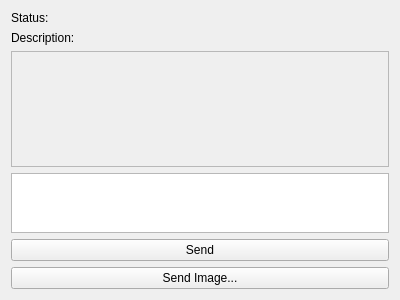
Old version of the form src/widgets/simplechattab.ui in the repository blizzard4591/openMittsu.
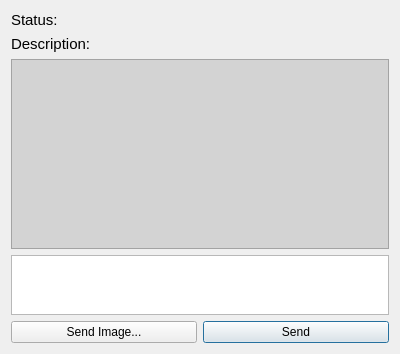
New version of the form. Custom widgets are drawn as their Qt base class.

Commit message: UI: send buttons are now aligned horizontally which saves space

```diff
--- a/src/widgets/simplechattab.ui
+++ b/src/widgets/simplechattab.ui
@@ -7,7 +7,7 @@
     <x>0</x>
     <y>0</y>
     <width>400</width>
-    <height>300</height>
+    <height>354</height>
    </rect>
   </property>
   <property name="windowTitle">
@@ -22,6 +22,11 @@
        <verstretch>0</verstretch>
       </sizepolicy>
      </property>
+     <property name="font">
+      <font>
+       <pointsize>11</pointsize>
+      </font>
+     </property>
      <property name="text">
       <string>Status:</string>
      </property>
@@ -38,6 +43,11 @@
        <verstretch>0</verstretch>
       </sizepolicy>
      </property>
+     <property name="font">
+      <font>
+       <pointsize>11</pointsize>
+      </font>
+     </property>
      <property name="text">
       <string>Description:</string>
      </property>
@@ -47,7 +57,11 @@
     </widget>
    </item>
    <item>
-    <widget class="ChatWidget" name="chatWidget"/>
+    <widget class="ChatWidget" name="chatWidget">
+     <property name="styleSheet">
+      <string notr="true">background: lightgray;</string>
+     </property>
+    </widget>
    </item>
    <item>
     <widget class="BetterPlainTextEdit" name="edtInput">
@@ -69,24 +83,34 @@
     </widget>
    </item>
    <item>
-    <widget class="QPushButton" name="btnInputSend">
-     <property name="maximumSize">
-      <size>
-       <width>16777215</width>
-       <height>23</height>
-      </size>
-     </property>
-     <property name="text">
-      <string>Send</string>
-     </property>
-    </widget>
-   </item>
-   <item>
-    <widget class="QPushButton" name="btnSendImage">
-     <property name="text">
-      <string>Send Image...</string>
-     </property>
-    </widget>
+    <layout class="QHBoxLayout" name="horizontalLayout">
+     <item>
+      <widget class="QPushButton" name="btnSendImage">
+       <property name="text">
+        <string>Send Image...</string>
+       </property>
+      </widget>
+     </item>
+     <item>
+      <widget class="QPushButton" name="btnInputSend">
+       <property name="autoFillBackground">
+        <bool>false</bool>
+       </property>
+       <property name="text">
+        <string>Send</string>
+       </property>
+       <property name="checkable">
+        <bool>false</bool>
+       </property>
+       <property name="autoDefault">
+        <bool>false</bool>
+       </property>
+       <property name="default">
+        <bool>true</bool>
+       </property>
+      </widget>
+     </item>
+    </layout>
    </item>
   </layout>
  </widget>
```
